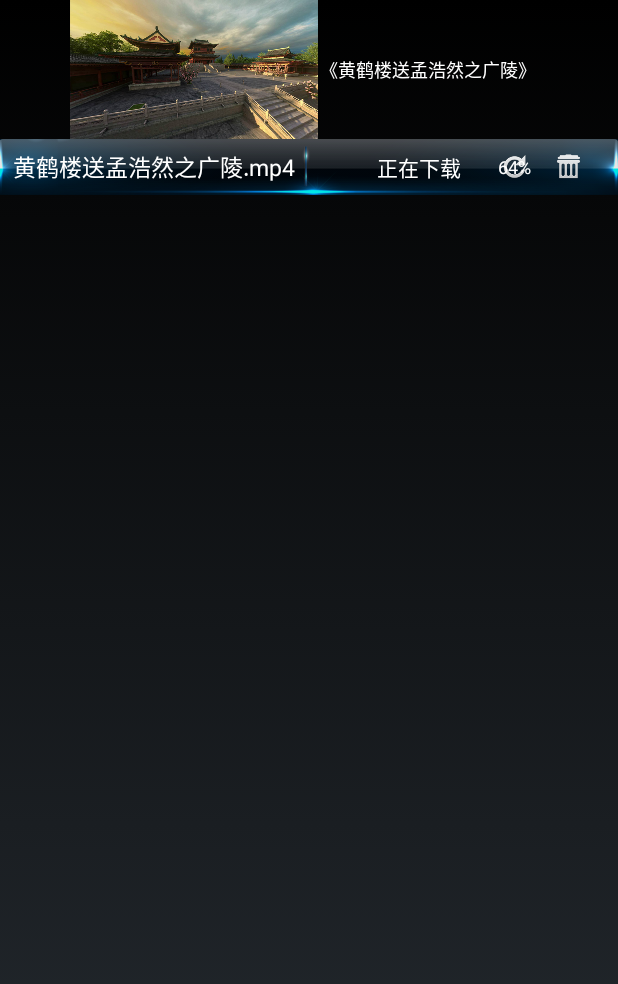
After one commit to dqxxhl/EducationVR, an Android app: the layout video_item_new.xml on its own in the app's theme, with its tools: preview values and no code run, on a phone screen of 412 x 824 dp. The commit adds this screen. Shown: the top 984 px of the screen. Run offline under Robolectric (Android 15) with nearby library versions, the phone set to English and light mode, and no system bars.

Commit message:
二期-控制层开发
二期-控制层开发

```diff
--- a/app/src/main/res/layout/pager_item.xml
+++ b/app/src/main/res/layout/pager_item.xml
@@ -5,11 +5,9 @@
 
     <GridView
         android:id="@+id/photo"
-        android:layout_width="wrap_content"
+        android:layout_width="match_parent"
         android:layout_height="wrap_content"
         android:numColumns="2"
-        android:verticalSpacing="15dp"
-        android:horizontalSpacing="10dp"
         android:stretchMode="columnWidth"
         android:gravity="center"
         />
--- /dev/null
+++ b/app/src/main/res/layout/video_item_new.xml
@@ -0,0 +1,105 @@
+<?xml version="1.0" encoding="utf-8"?>
+<RelativeLayout xmlns:android="http://schemas.android.com/apk/res/android"
+    android:layout_width="match_parent"
+    android:layout_height="130dp">
+
+    <RelativeLayout
+        android:id="@+id/rl_videoitem_bottom"
+        android:layout_width="match_parent"
+        android:layout_height="37dp"
+        android:background="@drawable/tiao"
+        android:layout_alignParentBottom="true">
+
+        <LinearLayout
+            android:layout_width="match_parent"
+            android:layout_height="match_parent"
+            android:orientation="horizontal">
+            <RelativeLayout
+                android:layout_width="match_parent"
+                android:layout_height="match_parent"
+                android:layout_weight="1">
+                <TextView
+                    android:id="@+id/tv_videoitem_title"
+                    android:layout_width="wrap_content"
+                    android:layout_height="wrap_content"
+                    android:textColor="#ffffff"
+                    android:textSize="15dp"
+                    android:text="黄鹤楼送孟浩然之广陵.mp4"
+                    android:layout_centerHorizontal="true"
+                    android:layout_centerVertical="true"/>
+            </RelativeLayout>
+
+            <RelativeLayout
+                android:layout_width="match_parent"
+                android:layout_height="match_parent"
+                android:layout_weight="1">
+
+                <ImageView
+                    android:id="@+id/iv_videoitem_delet"
+                    android:layout_width="18dp"
+                    android:layout_height="18dp"
+                    android:src="@drawable/trash_can"
+                    android:layout_centerVertical="true"
+                    android:layout_alignParentRight="true"
+                    android:layout_marginRight="24dp"/>
+
+                <ImageView
+                    android:id="@+id/iv_videoitem_repty"
+                    android:layout_width="18dp"
+                    android:layout_height="18dp"
+                    android:src="@drawable/refresh"
+                    android:layout_toLeftOf="@+id/iv_videoitem_delet"
+                    android:layout_marginRight="18dp"
+                    android:layout_centerVertical="true"/>
+
+                <TextView
+                    android:id="@+id/tv_videoitem_progress"
+                    android:layout_width="wrap_content"
+                    android:layout_height="wrap_content"
+                    android:layout_toLeftOf="@+id/iv_videoitem_delet"
+                    android:layout_marginRight="16dp"
+                    android:text="64%"
+                    android:textSize="12dp"
+                    android:textColor="#FFFFFF"
+                    android:layout_centerVertical="true"/>
+
+                <TextView
+                    android:id="@+id/tv_videoitem_status"
+                    android:layout_width="wrap_content"
+                    android:layout_height="wrap_content"
+                    android:text="正在下载"
+                    android:textColor="#FFFFFF"
+                    android:layout_centerVertical="true"
+                    android:textSize="14dp"
+                    android:layout_marginLeft="45dp"/>
+            </RelativeLayout>
+        </LinearLayout>
+    </RelativeLayout>
+
+    <RelativeLayout
+        android:layout_width="match_parent"
+        android:layout_height="match_parent"
+        android:layout_above="@+id/rl_videoitem_bottom">
+
+        <ImageView
+            android:id="@+id/iv_videoitem_tu"
+            android:layout_width="168dp"
+            android:layout_height="match_parent"
+            android:src="@drawable/pic2"
+            android:layout_marginLeft="45dp"/>
+
+        <TextView
+            android:id="@+id/tv_videoitem_title2"
+            android:layout_width="match_parent"
+            android:layout_height="wrap_content"
+            android:layout_centerHorizontal="true"
+            android:text="《黄鹤楼送孟浩然之广陵》"
+            android:textSize="12dp"
+            android:textColor="#FFFFFF"
+            android:layout_toRightOf="@+id/iv_videoitem_tu"
+            android:layout_centerVertical="true"/>
+
+    </RelativeLayout>
+
+
+</RelativeLayout>
```
Also changed, not shown: app/src/main/java/com/sd/vr/education/view/VideoGridViewAdapterNew.java (added, +168 -0 lines).
